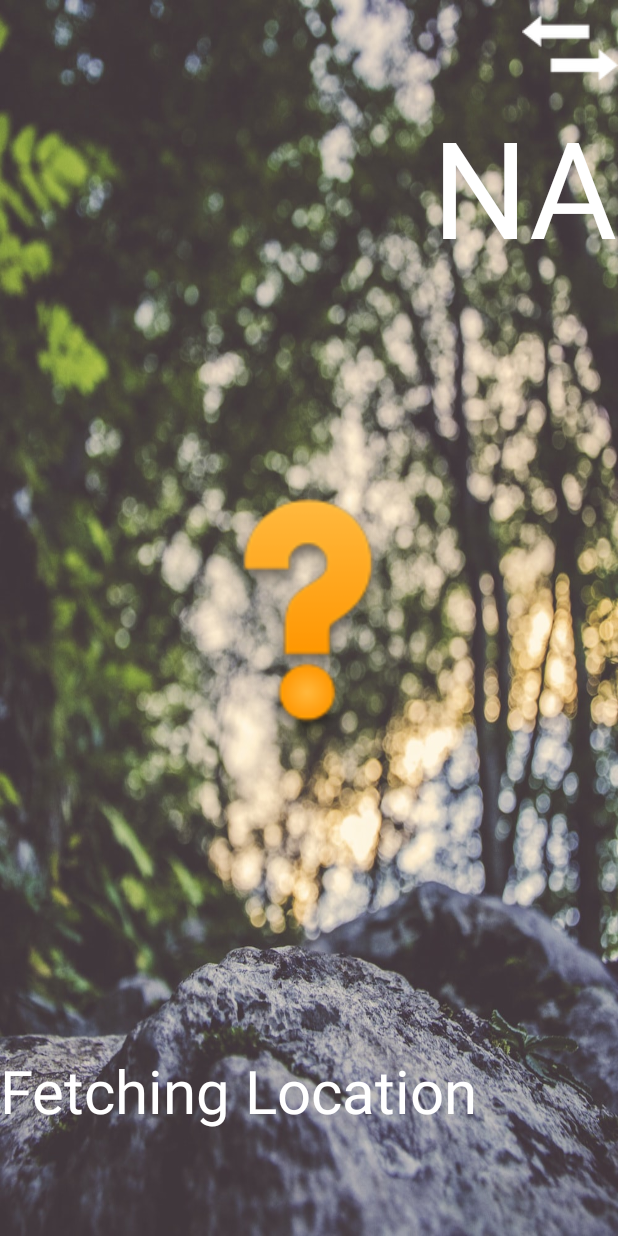
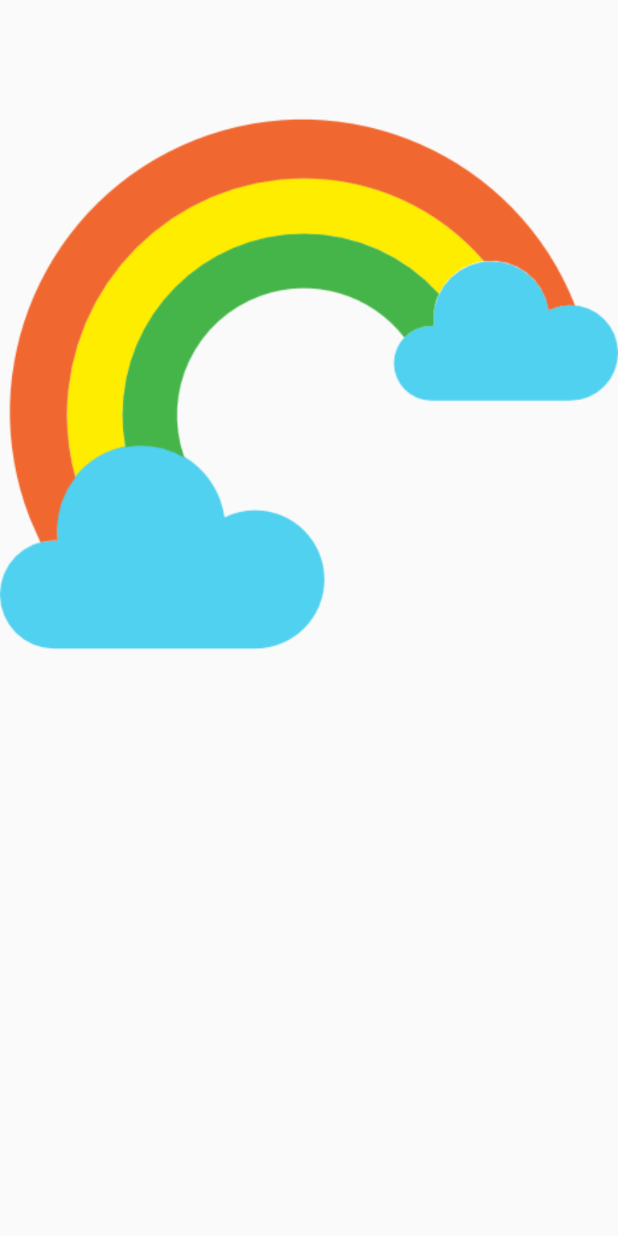
Before and after one commit to techchefsouho99/climate, an Android app: the first screen one second after launch (MainActivity before the commit, SplashActivity after it), on a phone screen of 412 x 824 dp. Run offline under Robolectric (Android 15) with nearby library versions, the phone set to English and light mode, and no system bars.

Commit message:
Splash activity added

```diff
--- a/app/build.gradle
+++ b/app/build.gradle
@@ -22,6 +22,8 @@ dependencies {
     implementation fileTree(dir: 'libs', include: ['*.jar'])
     implementation 'com.android.support:appcompat-v7:28.0.0'
     implementation 'com.android.support.constraint:constraint-layout:1.1.3'
+    implementation 'com.android.support:design:28.0.0'
+    implementation 'android.arch.lifecycle:extensions:1.1.1'
     testImplementation 'junit:junit:4.12'
     androidTestImplementation 'com.android.support.test:runner:1.0.2'
     androidTestImplementation 'com.android.support.test.espresso:espresso-core:3.0.2'
--- a/app/src/main/AndroidManifest.xml
+++ b/app/src/main/AndroidManifest.xml
@@ -2,7 +2,7 @@
 <manifest xmlns:android="http://schemas.android.com/apk/res/android"
     package="com.example.climate">
 
-    <uses-permission android:name="android.permission.ACCESS_COARSE_LOCATION"/>
+    <uses-permission android:name="android.permission.ACCESS_COARSE_LOCATION" />
 
     <application
         android:allowBackup="true"
@@ -11,13 +11,14 @@
         android:roundIcon="@mipmap/ic_launcher_round"
         android:supportsRtl="true"
         android:theme="@style/AppTheme1">
-        <activity android:name=".MainActivity">
+        <activity android:name=".SplashActivity">
             <intent-filter>
                 <action android:name="android.intent.action.MAIN" />
 
                 <category android:name="android.intent.category.LAUNCHER" />
             </intent-filter>
         </activity>
+        <activity android:name=".MainActivity"></activity>
     </application>
 
 </manifest>
--- a/app/src/main/java/com/example/climate/SplashActivity.java
+++ b/app/src/main/java/com/example/climate/SplashActivity.java
@@ -1,4 +1,24 @@
 package com.example.climate;
 
-public class SplashActivity {
+import android.app.Activity;
+import android.content.Intent;
+import android.os.Bundle;
+import android.os.Handler;
+import android.os.PersistableBundle;
+import android.support.annotation.Nullable;
+
+public class SplashActivity extends Activity {
+    @Override
+    public void onCreate(Bundle savedInstanceState) {
+        super.onCreate(savedInstanceState);
+        setContentView(R.layout.activity_splash);
+        new Handler().postDelayed(new Runnable() {
+            @Override
+            public void run() {
+                Intent mainIntent=new Intent(SplashActivity.this,MainActivity.class);
+                SplashActivity.this.startActivity(mainIntent);
+                SplashActivity.this.finish();
+            }
+        },3000);
+    }
 }
--- a/app/src/main/res/layout/activity_splash.xml
+++ b/app/src/main/res/layout/activity_splash.xml
@@ -2,7 +2,11 @@
 <RelativeLayout
     xmlns:android="http://schemas.android.com/apk/res/android"
     android:layout_width="match_parent"
-    android:layout_height="match_parent"
-    android:background="@drawable/rainbow">
+    android:layout_height="wrap_content">
+
+    <ImageView
+        android:layout_width="wrap_content"
+        android:layout_height="wrap_content"
+        android:src="@drawable/rainbow"/>
 
 </RelativeLayout>
--- a/app/src/main/res/values/strings.xml
+++ b/app/src/main/res/values/strings.xml
@@ -2,4 +2,7 @@
     <string name="app_name">Clima</string>
     <string name="default_temp">NA</string>
     <string name="default_location">Fetching Location</string>
+    <string name="title_activity_main2">Main2Activity</string>
+    <string name="tab_text_1">Tab 1</string>
+    <string name="tab_text_2">Tab 2</string>
 </resources>
```
Also changed, not shown: app/src/main/res/values/styles.xml (+10 -0 lines).
